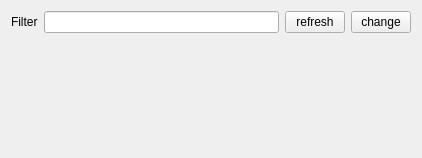
Old version of the form rqt_signal_logger/resource/signal_logger_variables.ui in the repository ANYbotics/signal_logger.
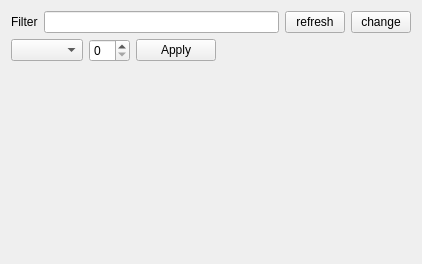
New version of the form.

```diff
--- a/rqt_signal_logger/resource/signal_logger_variables.ui
+++ b/rqt_signal_logger/resource/signal_logger_variables.ui
@@ -7,7 +7,7 @@
     <x>0</x>
     <y>0</y>
     <width>422</width>
-    <height>158</height>
+    <height>264</height>
    </rect>
   </property>
   <property name="windowTitle">
@@ -17,13 +17,13 @@
    <string notr="true"/>
   </property>
   <layout class="QGridLayout" name="gridLayout">
-   <item row="9" column="1">
+   <item row="2" column="0" colspan="2">
     <layout class="QGridLayout" name="gridParams"/>
    </item>
-   <item row="6" column="1">
-    <layout class="QHBoxLayout" name="horizontalLayout_3">
+   <item row="0" column="0" colspan="2">
+    <layout class="QHBoxLayout" name="horizontalLayout1">
      <item>
-      <widget class="QLabel" name="label_3">
+      <widget class="QLabel" name="filterLabel">
        <property name="text">
         <string>Filter</string>
        </property>
@@ -67,7 +67,37 @@
      </item>
     </layout>
    </item>
-   <item row="10" column="1">
+   <item row="1" column="0" colspan="2">
+    <layout class="QHBoxLayout" name="horizontalLayout2">
+     <item>
+      <widget class="QComboBox" name="taskComboBox"/>
+     </item>
+     <item>
+      <widget class="QSpinBox" name="valueSpinBox"/>
+     </item>
+     <item>
+      <widget class="QPushButton" name="applyButton">
+       <property name="text">
+        <string>Apply</string>
+       </property>
+      </widget>
+     </item>
+     <item>
+      <spacer name="horizontalSpacer">
+       <property name="orientation">
+        <enum>Qt::Horizontal</enum>
+       </property>
+       <property name="sizeHint" stdset="0">
+        <size>
+         <width>40</width>
+         <height>20</height>
+        </size>
+       </property>
+      </spacer>
+     </item>
+    </layout>
+   </item>
+   <item row="3" column="0" colspan="2">
     <spacer name="verticalSpacer">
      <property name="orientation">
       <enum>Qt::Vertical</enum>
```
